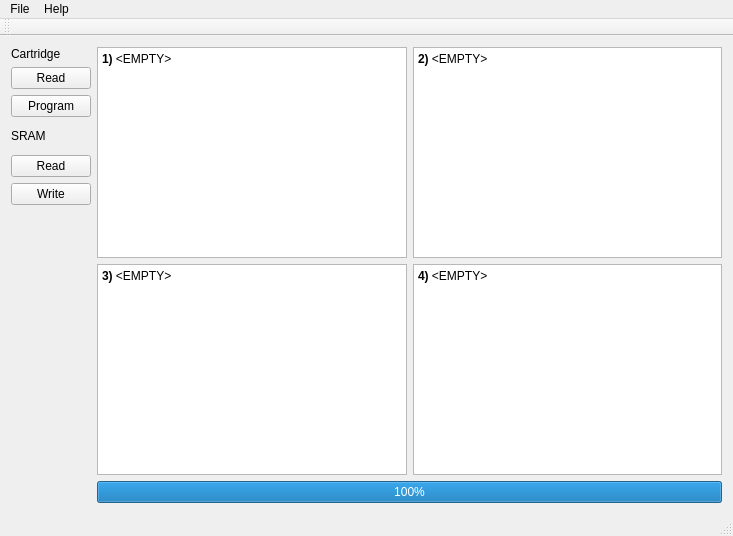
The window that SuperFlashUsb/mainwindow.ui (bazz1tv/SuperFlashUSB) describes before a commit, drawn with Qt 5.
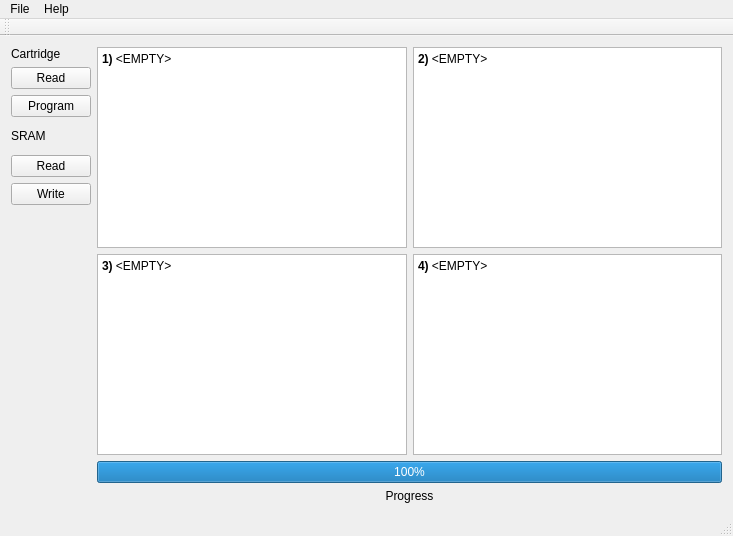
The same window after the commit. Custom widgets are drawn as their Qt base class.

Patch:
```diff
--- a/SuperFlashUsb/mainwindow.ui
+++ b/SuperFlashUsb/mainwindow.ui
@@ -223,6 +223,16 @@
         </property>
        </widget>
       </item>
+      <item>
+       <widget class="QLabel" name="label_3">
+        <property name="text">
+         <string>Progress</string>
+        </property>
+        <property name="alignment">
+         <set>Qt::AlignCenter</set>
+        </property>
+       </widget>
+      </item>
      </layout>
     </item>
    </layout>
```
Left out of the diff: 7 changed lines with no effect on the pictures.
